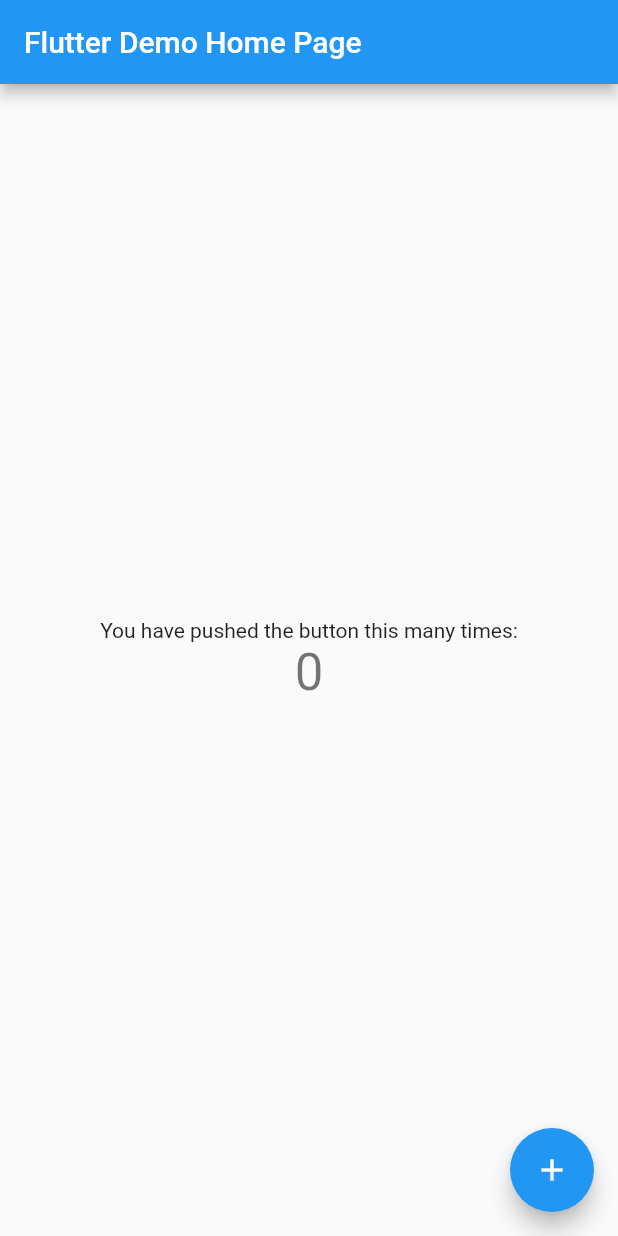
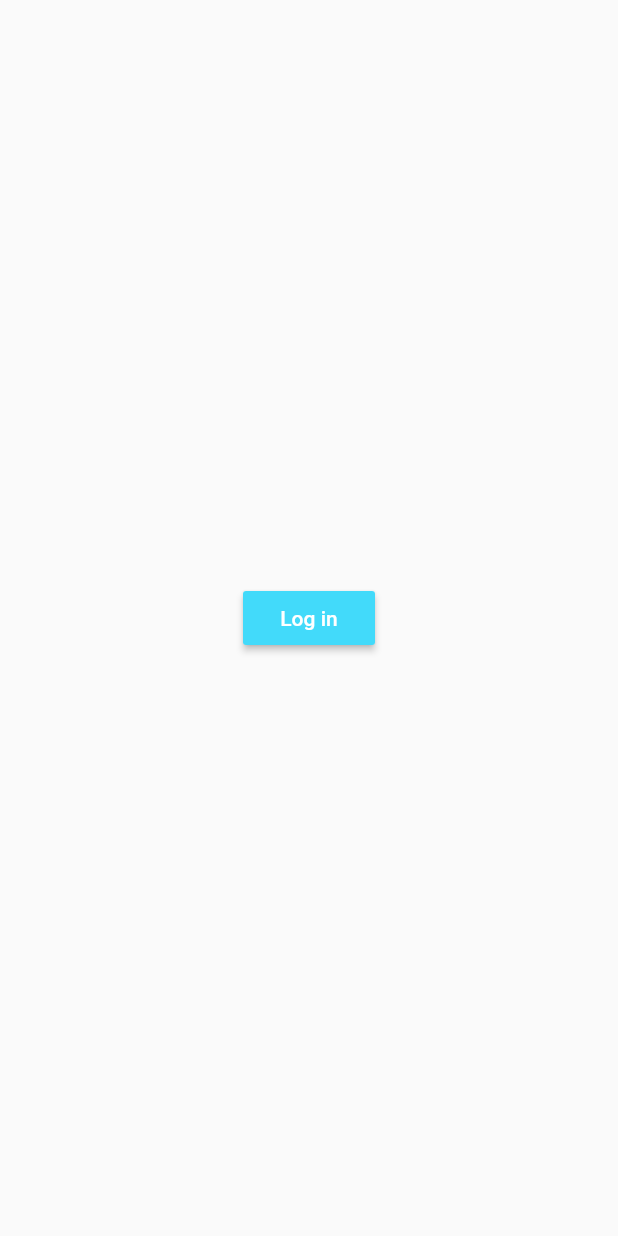
Before and after one commit to mikeukay/books_admin, a Flutter app: the screen it shows after launch, on a phone screen of 412 x 824 dp. Run offline on Flutter 3.47's test engine with Material 2 defaults, Android fonts, the phone set to English and light mode, and no system bars; our stand-ins replace equatable, firebase_auth, flutter_bloc, google_sign_in; accounts and stored records are empty.

Commit message:
lesson-2

```diff
--- /dev/null
+++ b/lib/cubits/auth/auth_state.dart
@@ -0,0 +1,24 @@
+part of 'auth_cubit.dart';
+
+enum AuthStatus { not_authenticated, authenticating, authenticated }
+
+class AuthState extends Equatable {
+  final AuthStatus status;
+  final AppUser currentUser;
+
+  const AuthState._({
+    this.status = AuthStatus.not_authenticated,
+    this.currentUser
+  });
+
+  const AuthState.initial() : this._();
+  const AuthState.loading() : this._(status: AuthStatus.authenticating);
+  const AuthState.loggedOut() : this._();
+  const AuthState.loggedIn(AppUser user) : this._(
+    status: AuthStatus.authenticated,
+    currentUser: user
+  );
+
+  @override
+  List<Object> get props => [status, currentUser];
+}
--- a/lib/main.dart
+++ b/lib/main.dart
@@ -1,3 +1,4 @@
+import 'package:books_admin/screens/login_screen.dart';
 import 'package:flutter/material.dart';
 
 void main() {
@@ -5,109 +6,19 @@ void main() {
 }
 
 class MyApp extends StatelessWidget {
-  // This widget is the root of your application.
+
+  static const Color hooloovoo = Color(0xFF42DAFA);
+
   @override
   Widget build(BuildContext context) {
     return MaterialApp(
-      title: 'Flutter Demo',
+      title: 'Books - Admin',
       theme: ThemeData(
-        // This is the theme of your application.
-        //
-        // Try running your application with "flutter run". You'll see the
-        // application has a blue toolbar. Then, without quitting the app, try
-        // changing the primarySwatch below to Colors.green and then invoke
-        // "hot reload" (press "r" in the console where you ran "flutter run",
-        // or simply save your changes to "hot reload" in a Flutter IDE).
-        // Notice that the counter didn't reset back to zero; the application
-        // is not restarted.
-        primarySwatch: Colors.blue,
+        primaryColor: hooloovoo,
+        accentColor: hooloovoo,
+        visualDensity: VisualDensity.adaptivePlatformDensity,
       ),
-      home: MyHomePage(title: 'Flutter Demo Home Page'),
+      home: LoginScreen(),
     );
   }
 }
-
-class MyHomePage extends StatefulWidget {
-  MyHomePage({Key key, this.title}) : super(key: key);
-
-  // This widget is the home page of your application. It is stateful, meaning
-  // that it has a State object (defined below) that contains fields that affect
-  // how it looks.
-
-  // This class is the configuration for the state. It holds the values (in this
-  // case the title) provided by the parent (in this case the App widget) and
-  // used by the build method of the State. Fields in a Widget subclass are
-  // always marked "final".
-
-  final String title;
-
-  @override
-  _MyHomePageState createState() => _MyHomePageState();
-}
-
-class _MyHomePageState extends State<MyHomePage> {
-  int _counter = 0;
-
-  void _incrementCounter() {
-    setState(() {
-      // This call to setState tells the Flutter framework that something has
-      // changed in this State, which causes it to rerun the build method below
-      // so that the display can reflect the updated values. If we changed
-      // _counter without calling setState(), then the build method would not be
-      // called again, and so nothing would appear to happen.
-      _counter++;
-    });
-  }
-
-  @override
-  Widget build(BuildContext context) {
-    // This method is rerun every time setState is called, for instance as done
-    // by the _incrementCounter method above.
-    //
-    // The Flutter framework has been optimized to make rerunning build methods
-    // fast, so that you can just rebuild anything that needs updating rather
-    // than having to individually change instances of widgets.
-    return Scaffold(
-      appBar: AppBar(
-        // Here we take the value from the MyHomePage object that was created by
-        // the App.build method, and use it to set our appbar title.
-        title: Text(widget.title),
-      ),
-      body: Center(
-        // Center is a layout widget. It takes a single child and positions it
-        // in the middle of the parent.
-        child: Column(
-          // Column is also a layout widget. It takes a list of children and
-          // arranges them vertically. By default, it sizes itself to fit its
-          // children horizontally, and tries to be as tall as its parent.
-          //
-          // Invoke "debug painting" (press "p" in the console, choose the
-          // "Toggle Debug Paint" action from the Flutter Inspector in Android
-          // Studio, or the "Toggle Debug Paint" command in Visual Studio Code)
-          // to see the wireframe for each widget.
-          //
-          // Column has various properties to control how it sizes itself and
-          // how it positions its children. Here we use mainAxisAlignment to
-          // center the children vertically; the main axis here is the vertical
-          // axis because Columns are vertical (the cross axis would be
-          // horizontal).
-          mainAxisAlignment: MainAxisAlignment.center,
-          children: <Widget>[
-            Text(
-              'You have pushed the button this many times:',
-            ),
-            Text(
-              '$_counter',
-              style: Theme.of(context).textTheme.headline4,
-            ),
-          ],
-        ),
-      ),
-      floatingActionButton: FloatingActionButton(
-        onPressed: _incrementCounter,
-        tooltip: 'Increment',
-        child: Icon(Icons.add),
-      ), // This trailing comma makes auto-formatting nicer for build methods.
-    );
-  }
-}
--- /dev/null
+++ b/lib/models/app_user.dart
@@ -0,0 +1,12 @@
+import 'package:equatable/equatable.dart';
+
+class AppUser extends Equatable {
+  final String email;
+
+  const AppUser({this.email}) : assert(email != null);
+
+  bool get isAdmin => email.endsWith("@your-domain.com"); // TODO: modify this
+
+  @override
+  List<Object> get props => [email];
+}
--- /dev/null
+++ b/lib/screens/login_screen.dart
@@ -0,0 +1,21 @@
+import 'package:books_admin/cubits/auth/auth_cubit.dart';
+import 'package:flutter/material.dart';
+import 'package:flutter_bloc/flutter_bloc.dart';
+
+class LoginScreen extends StatelessWidget {
+  @override
+  Widget build(BuildContext context) {
+    return Scaffold(
+      body: Center(
+        child: RaisedButton(
+          child: const Text('Log in'),
+          color: Theme.of(context).primaryColor,
+          textColor: Colors.white,
+          onPressed: () {
+            BlocProvider.of<AuthCubit>(context).signIn();
+          },
+        ),
+      ),
+    );
+  }
+}
```
Also changed, not shown: lib/cubits/auth/auth_cubit.dart (added, +43 -0 lines), lib/repositories/user_repository.dart (added, +50 -0 lines).
